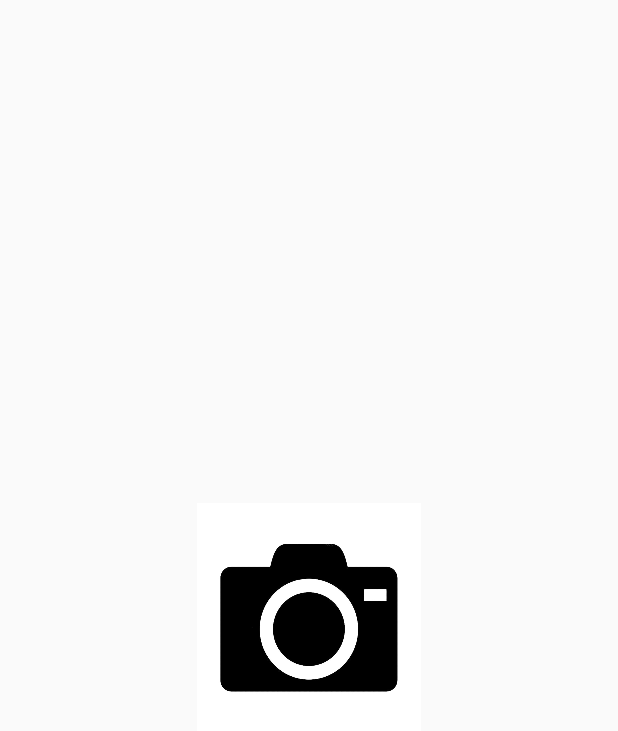
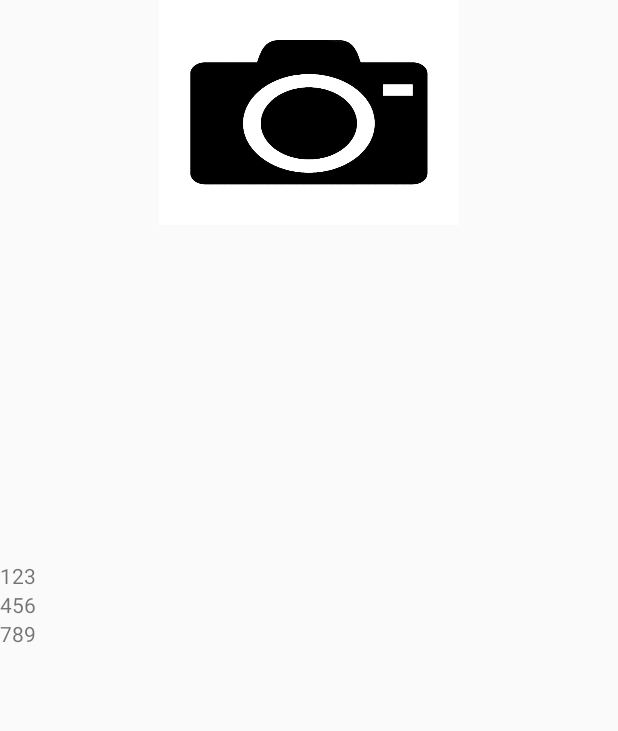
Before and after one commit to hwj20/Tibao, an Android app: the screen it shows after launch (MainActivity), on a phone screen of 412 x 824 dp. Shown: the top 731 px of the screen. Run offline under Robolectric (Android 15) with nearby library versions, the phone set to English and light mode, and no system bars; libraries missing offline, so code that uses them is left out: com.hjq.toast; pictures from the network do not load; 1 statement that could not run was skipped.

Commit message:
finish base option
some bug: utf-8 to unicode display

some UI need improved

```diff
--- a/app/src/main/java/com/example/tibao/MainActivity.java
+++ b/app/src/main/java/com/example/tibao/MainActivity.java
@@ -28,6 +28,8 @@ import androidx.appcompat.app.AppCompatActivity;
 import androidx.core.app.ActivityCompat;
 import androidx.core.content.ContextCompat;
 import androidx.core.content.FileProvider;
+import androidx.recyclerview.widget.LinearLayoutManager;
+import androidx.recyclerview.widget.RecyclerView;
 
 import com.bumptech.glide.Glide;
 import com.bumptech.glide.load.engine.DiskCacheStrategy;
@@ -40,6 +42,8 @@ import org.jetbrains.annotations.NotNull;
 import java.io.File;
 import java.io.FileOutputStream;
 import java.io.IOException;
+import java.io.UnsupportedEncodingException;
+import java.nio.charset.StandardCharsets;
 import java.util.Date;
 
 import static com.example.tibao.CameraState.RESULT_CAMERA_IMAGE;
@@ -52,11 +56,13 @@ public class MainActivity extends AppCompatActivity {
 
     private final static String TAG = "CameraActivity";
     private String mCurrentPhotoPath = "";
-    private final String requestUrl = "http://192.168.1.104/";
+    private final String requestUrl = "http://192.168.1.102/";
 //    String requestUrl = "http://101.201.35.173/";     // tibao.com
     private final int port = 8000;
     private Context mContext;
     private ImageButton button_camera;
+    private RecyclerView recyclerView;
+    private String dataset[] = {"123", "456", "789"};
 
     @Override
     protected void onCreate(Bundle savedInstanceState) {
@@ -69,6 +75,11 @@ public class MainActivity extends AppCompatActivity {
         if (ContextCompat.checkSelfPermission(this, Manifest.permission.READ_EXTERNAL_STORAGE) !=  PackageManager.PERMISSION_GRANTED) {
             ActivityCompat.requestPermissions(this, new String[]{Manifest.permission.READ_EXTERNAL_STORAGE}, 2);
         }
+
+        recyclerView = findViewById(R.id.recycle_list);
+        recyclerView.setLayoutManager(new LinearLayoutManager(this));
+        recyclerView.setAdapter(new RecycleViewAdapter(dataset));
+
     }
 
     @Override
@@ -286,6 +297,13 @@ public class MainActivity extends AppCompatActivity {
     }
 
     private void showAnswerWindow(String answer){
+        String decode = "答案：\n"+answer;
+//        try {
+//            decode = new String(answer.getBytes(StandardCharsets), StandardCharsets.UTF_8);
+//
+//        }catch (UnsupportedEncodingException e){
+//            Log.e(TAG, e.toString());
+//        }
         View popView = View.inflate(this,R.layout.popup_answer_window,null);
 
         TextView feedText = (TextView) popView.findViewById(R.id.feedback_text);
@@ -300,7 +318,8 @@ public class MainActivity extends AppCompatActivity {
         //点击外部popupWindow消失
         popupWindow.setOutsideTouchable(true);
 
-        feedText.setText(answer);
+        feedText.setText(decode);
+        Log.d(TAG, answer+'\n'+decode);
 
         //popupWindow消失屏幕变为不透明
         popupWindow.setOnDismissListener(new PopupWindow.OnDismissListener() {
--- /dev/null
+++ b/app/src/main/java/com/example/tibao/RecycleViewAdapter.java
@@ -0,0 +1,71 @@
+package com.example.tibao;
+
+
+import android.view.LayoutInflater;
+import android.view.View;
+import android.view.ViewGroup;
+import android.widget.TextView;
+
+import androidx.annotation.NonNull;
+import androidx.recyclerview.widget.RecyclerView;
+
+import org.jetbrains.annotations.NotNull;
+
+public class RecycleViewAdapter extends RecyclerView.Adapter<RecycleViewAdapter.ViewHolder> {
+
+    private String[] localDataSet;
+
+    /**
+     * Provide a reference to the type of views that you are using
+     * (custom ViewHolder).
+     */
+    public static class ViewHolder extends RecyclerView.ViewHolder {
+        private final TextView textView;
+
+        public ViewHolder(View view) {
+            super(view);
+            // Define click listener for the ViewHolder's View
+
+            textView = (TextView) view.findViewById(R.id.item_news);
+        }
+
+        public TextView getTextView() {
+            return textView;
+        }
+    }
+
+    /**
+     * Initialize the dataset of the Adapter.
+     *
+     * @param dataSet String[] containing the data to populate views to be used
+     * by RecyclerView.
+     */
+    public RecycleViewAdapter(String[] dataSet) {
+        localDataSet = dataSet;
+    }
+
+    // Create new views (invoked by the layout manager)
+    @Override
+    public @NotNull ViewHolder onCreateViewHolder(ViewGroup viewGroup, int viewType) {
+        // Create a new view, which defines the UI of the list item
+        View view = LayoutInflater.from(viewGroup.getContext())
+                .inflate(R.layout.item_news, viewGroup, false);
+
+        return new ViewHolder(view);
+    }
+
+    // Replace the contents of a view (invoked by the layout manager)
+    @Override
+    public void onBindViewHolder(ViewHolder viewHolder, final int position) {
+
+        // Get element from your dataset at this position and replace the
+        // contents of the view with that element
+        viewHolder.getTextView().setText(localDataSet[position]);
+    }
+
+    // Return the size of your dataset (invoked by the layout manager)
+    @Override
+    public int getItemCount() {
+        return localDataSet.length;
+    }
+}
--- a/app/src/main/java/com/example/tibao/UploadUtil.java
+++ b/app/src/main/java/com/example/tibao/UploadUtil.java
@@ -8,9 +8,11 @@ import java.io.File;
 import java.io.FileInputStream;
 import java.io.IOException;
 import java.io.InputStream;
+import java.io.InputStreamReader;
 import java.net.HttpURLConnection;
 import java.net.MalformedURLException;
 import java.net.URL;
+import java.nio.charset.StandardCharsets;
 import java.util.Map;
 import java.util.UUID;
 
@@ -21,7 +23,7 @@ import java.util.UUID;
  */
 public class UploadUtil {
     private static final String TAG = "uploadFile";
-    private static final int TIME_OUT = 10 * 1000; // 超时时间
+    private static final int TIME_OUT = 30 * 1000; // 超时时间
     private static final String CHARSET = "utf-8"; // 设置编码
     /**
      * Android上传文件到服务端 (POST)
@@ -170,15 +172,19 @@ public class UploadUtil {
         // 得到响应码
         int res = conn.getResponseCode();
         InputStream in = conn.getInputStream();
+        InputStreamReader inputStreamReader = new InputStreamReader(in, StandardCharsets.UTF_8);
+
         StringBuilder sb2 = new StringBuilder();
         if (res == 200) {
             int ch;
-            while ((ch = in.read()) != -1) {
-                sb2.append((char) ch);
+            while ((ch = inputStreamReader.read()) != -1) {
+                sb2.append(ch);
             }
         }
         outStream.close();
         conn.disconnect();
+
+        Log.d(TAG, sb2.toString());
         return sb2.toString();
     }
 }
--- a/app/src/main/res/layout/activity_main.xml
+++ b/app/src/main/res/layout/activity_main.xml
@@ -8,12 +8,18 @@
 
     <ImageButton
         android:id="@+id/button_camera"
-        android:layout_width="149dp"
-        android:layout_height="153dp"
+        android:layout_width="200dp"
+        android:layout_height="150dp"
         android:background="@drawable/camera"
         android:contentDescription="@string/search_answer_in_server"
+        app:layout_constraintEnd_toEndOf="parent"
         app:layout_constraintStart_toStartOf="parent"
+        app:layout_constraintTop_toTopOf="parent" />
+
+    <androidx.recyclerview.widget.RecyclerView
+        android:id="@+id/recycle_list"
+        android:layout_width="match_parent"
+        android:layout_height="450dp"
         app:layout_constraintBottom_toBottomOf="parent"
-        app:layout_constraintEnd_toEndOf="parent"
-        app:layout_constraintTop_toTopOf="parent" />
+        app:layout_constraintStart_toStartOf="parent" />
 </androidx.constraintlayout.widget.ConstraintLayout>
--- /dev/null
+++ b/app/src/main/res/layout/item_news.xml
@@ -0,0 +1,15 @@
+<?xml version="1.0" encoding="utf-8"?>
+<LinearLayout xmlns:android="http://schemas.android.com/apk/res/android"
+    android:orientation="vertical"
+    android:layout_width="match_parent"
+    android:layout_height="wrap_content">
+    <TextView
+        android:id="@+id/item_news"
+        android:layout_width="match_parent"
+        android:layout_height="0dp"
+
+        android:textFontWeight="10"
+        android:layout_weight="1"
+        />
+
+</LinearLayout>
```
